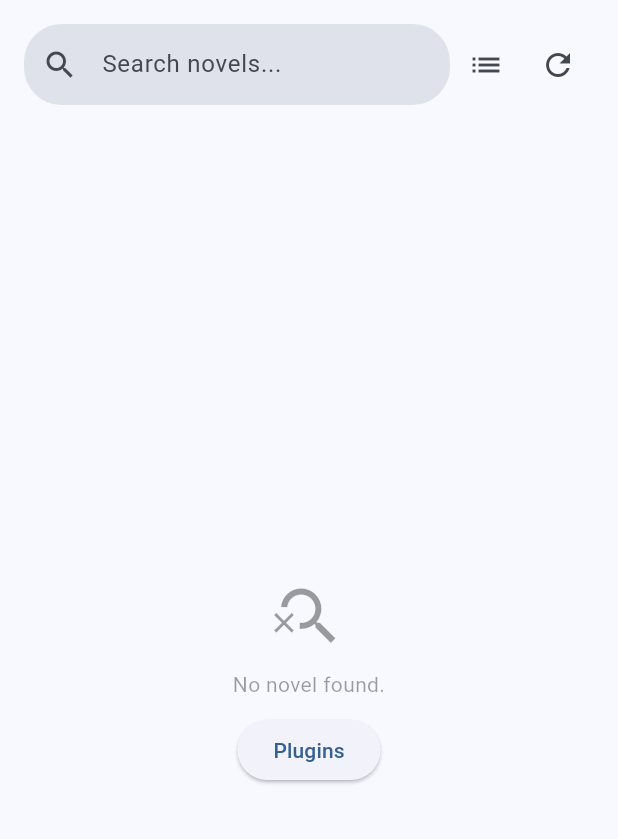
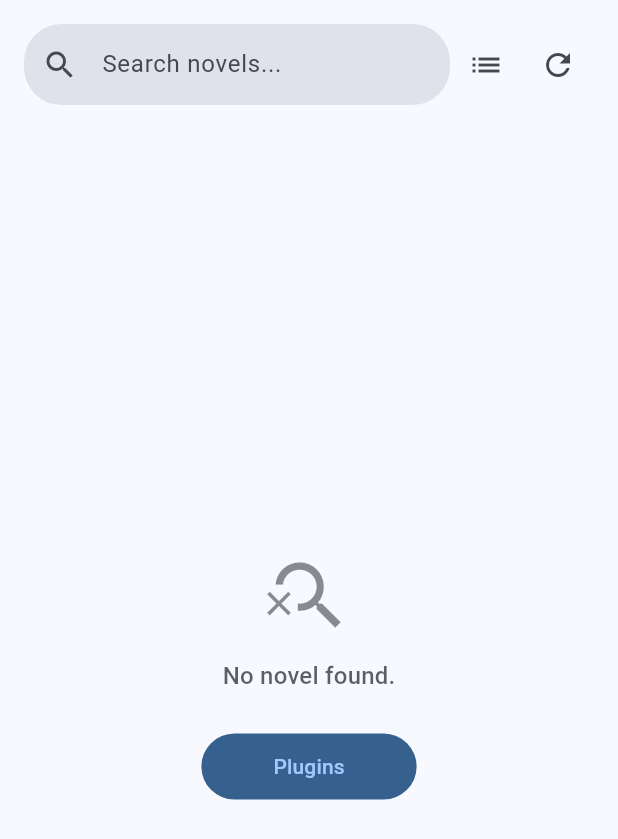
Before and after one commit to Luiz-eduardp/akashic_records, a Flutter app: the LibraryScreen screen opened directly, on a phone screen of 412 x 824 dp. Shown: the top 839 px of the screen. Run offline on Flutter 3.47's test engine with Material 3 defaults, Android fonts, the phone set to English and light mode, and no system bars; our stand-ins replace cached_network_image, cookie_jar, flutter_advanced_drawer, flutter_html, flutter_markdown, google_fonts and 5 more; missing offline and left inert: flutter_code_editor, highlight; accounts and stored records are empty; network calls fail.

Commit message:
refactor(library): improve novel grid widget
- Improved error message display
- Updated spacing and styling
- Enhanced empty state UI
- Used theme colors consistently
- Improved button styling

```diff
--- a/lib/screens/library/novel_grid_widget.dart
+++ b/lib/screens/library/novel_grid_widget.dart
@@ -24,12 +24,23 @@ class NovelGridWidget extends StatelessWidget {
 
   @override
   Widget build(BuildContext context) {
+    final theme = Theme.of(context);
+
     if (isLoading) {
       return NovelGridSkeletonWidget(itemCount: 8);
     }
 
     if (errorMessage != null) {
-      return Center(child: Text(errorMessage!));
+      return Center(
+        child: Padding(
+          padding: const EdgeInsets.all(16.0),
+          child: Text(
+            errorMessage!,
+            style: TextStyle(color: theme.colorScheme.error),
+            textAlign: TextAlign.center,
+          ),
+        ),
+      );
     }
 
     if (novels.isEmpty) {
@@ -43,8 +54,8 @@ class NovelGridWidget extends StatelessWidget {
         padding: const EdgeInsets.all(16.0),
         gridDelegate: const SliverGridDelegateWithMaxCrossAxisExtent(
           maxCrossAxisExtent: 200,
-          crossAxisSpacing: 16.0,
-          mainAxisSpacing: 16.0,
+          crossAxisSpacing: 12.0,
+          mainAxisSpacing: 12.0,
           childAspectRatio: 0.7,
         ),
         itemCount: novels.length,
@@ -61,6 +72,7 @@ class NovelGridWidget extends StatelessWidget {
   }
 
   Widget _buildEmptyState(BuildContext context) {
+    final theme = Theme.of(context);
     return LayoutBuilder(
       builder: (context, viewportConstraints) {
         return SingleChildScrollView(
@@ -70,28 +82,45 @@ class NovelGridWidget extends StatelessWidget {
               minHeight: viewportConstraints.maxHeight,
             ),
             child: Center(
+              child: Padding(
+                padding: const EdgeInsets.all(16.0),
                 child: Column(
                   mainAxisAlignment: MainAxisAlignment.center,
+                  crossAxisAlignment: CrossAxisAlignment.center,
                   children: [
                     Icon(
                       Icons.search_off,
-                    size: 50,
-                    color: Theme.of(context).disabledColor,
+                      size: 60,
+                      color: theme.colorScheme.onSurface.withOpacity(0.5),
                     ),
-                  const SizedBox(height: 10),
+                    const SizedBox(height: 12),
                     Text(
                       "Nenhuma novel encontrada.".translate,
-                    style: TextStyle(color: Theme.of(context).disabledColor),
-                    textAlign: TextAlign.center,
+                      style: theme.textTheme.titleMedium?.copyWith(
+                        color: theme.colorScheme.onSurface.withOpacity(0.7),
                       ),
-                  const SizedBox(height: 10),
-                  ElevatedButton(
+                    ),
+                    const SizedBox(height: 24),
+                    FilledButton(
                       onPressed: () {
                         Navigator.pushNamed(context, '/plugins');
                       },
-                    child: Text('Plugins'.translate),
+                      child: Padding(
+                        padding: const EdgeInsets.symmetric(
+                          horizontal: 24,
+                          vertical: 12,
                         ),
+                        child: Text(
+                          'Plugins'.translate,
+                          style: theme.textTheme.labelLarge?.copyWith(
+                            color: theme.colorScheme.inversePrimary,
+                          ),
+                        ),
+                      ),
+                    ),
+                    const SizedBox(height: 8),
                   ],
+                ),
               ),
             ),
           ),
```
Lines whose indentation alone changed are shown as unchanged.
